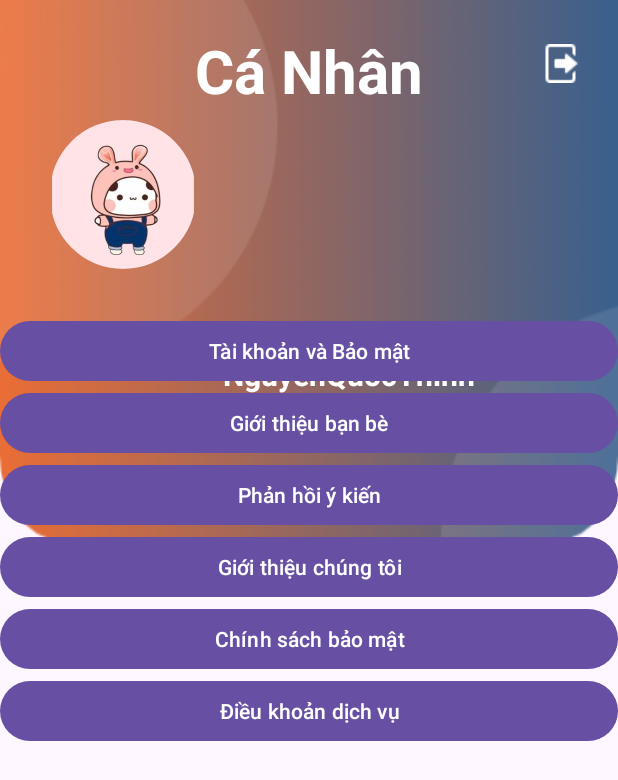
After one commit to QuocThinhNguyen/AppDocTruyen, an Android app: the TaiKhoan screen opened directly, with no data from a screen before it, on a phone screen of 412 x 824 dp. The commit adds this screen. Shown: the top 780 px of the screen. Run offline under Robolectric (Android 15) with nearby library versions, the phone set to English and light mode, and no system bars.

Commit message:
trang ca nhan

```diff
--- a/app/src/main/AndroidManifest.xml
+++ b/app/src/main/AndroidManifest.xml
@@ -13,6 +13,9 @@
         android:theme="@style/Theme.AppDocTruyen"
         tools:targetApi="31">
         <activity
+            android:name=".TaiKhoan"
+            android:exported="false" />
+        <activity
             android:name=".MainActivity"
             android:exported="true">
             <intent-filter>
--- /dev/null
+++ b/app/src/main/java/vn/iotstart/appdoctruyen/TaiKhoan.java
@@ -0,0 +1,14 @@
+package vn.iotstart.appdoctruyen;
+
+import androidx.appcompat.app.AppCompatActivity;
+
+import android.os.Bundle;
+
+public class TaiKhoan extends AppCompatActivity {
+
+    @Override
+    protected void onCreate(Bundle savedInstanceState) {
+        super.onCreate(savedInstanceState);
+        setContentView(R.layout.activity_tai_khoan);
+    }
+}
--- /dev/null
+++ b/app/src/main/res/layout/activity_tai_khoan.xml
@@ -0,0 +1,177 @@
+<?xml version="1.0" encoding="utf-8"?>
+<androidx.constraintlayout.widget.ConstraintLayout xmlns:android="http://schemas.android.com/apk/res/android"
+    xmlns:app="http://schemas.android.com/apk/res-auto"
+    xmlns:tools="http://schemas.android.com/tools"
+    android:layout_width="match_parent"
+    android:layout_height="match_parent"
+    tools:context=".TaiKhoan">
+
+    <androidx.constraintlayout.widget.ConstraintLayout
+        android:id="@+id/CsLayoutTop"
+        android:layout_width="match_parent"
+        android:layout_height="0dp"
+        app:layout_constraintStart_toStartOf="parent"
+        app:layout_constraintTop_toTopOf="parent">
+
+        <ImageView
+            android:id="@+id/bg_top"
+            android:layout_width="wrap_content"
+            android:layout_height="540px"
+            android:background="@drawable/top_background"
+            tools:ignore="MissingConstraints"
+            tools:layout_editor_absoluteX="0dp"
+            tools:layout_editor_absoluteY="0dp" />
+
+        <TextView
+            android:id="@+id/textView"
+            android:layout_width="wrap_content"
+            android:layout_height="wrap_content"
+            android:layout_marginTop="20dp"
+            android:text="Cá Nhân"
+            android:textColor="@color/white"
+            android:textSize="40dp"
+            android:textStyle="bold"
+            app:layout_constraintEnd_toEndOf="parent"
+            app:layout_constraintStart_toStartOf="parent"
+            app:layout_constraintTop_toTopOf="parent" />
+
+        <com.google.android.material.imageview.ShapeableImageView
+            android:id="@+id/imgAvatar"
+            android:layout_width="97dp"
+            android:layout_height="99dp"
+
+            android:layout_marginTop="80dp"
+            app:layout_constraintEnd_toEndOf="parent"
+            app:layout_constraintHorizontal_bias="0.105"
+            app:layout_constraintStart_toStartOf="@+id/bg_top"
+            app:layout_constraintTop_toTopOf="@+id/bg_top"
+            app:shapeAppearanceOverlay="@style/circle"
+            app:srcCompat="@drawable/avatar"
+            tools:ignore="ImageContrastCheck" />
+
+        <TextView
+            android:layout_width="wrap_content"
+            android:layout_height="wrap_content"
+            android:layout_marginStart="115dp"
+            android:layout_marginBottom="56dp"
+            android:text="NguyenQuocThinh"
+            android:textColor="@color/white"
+            android:textSize="20dp"
+            android:textStyle="bold"
+            android:id="@+id/tx_username"
+            app:layout_constraintBottom_toBottomOf="parent"
+            app:layout_constraintEnd_toEndOf="parent"
+            app:layout_constraintHorizontal_bias="0.0"
+            app:layout_constraintStart_toStartOf="@+id/imgAvatar"
+            app:layout_constraintTop_toBottomOf="@+id/textView"
+            app:layout_constraintVertical_bias="0.8" />
+
+        <TextView
+            android:layout_width="wrap_content"
+            android:layout_height="wrap_content"
+            android:layout_marginTop="8dp"
+            android:text="nguyenquocthinh@gmail.com"
+            android:textColor="@color/white"
+            android:textSize="15dp"
+            app:layout_constraintBottom_toBottomOf="parent"
+            app:layout_constraintEnd_toEndOf="parent"
+            app:layout_constraintHorizontal_bias="0.211"
+            app:layout_constraintStart_toEndOf="@+id/imgAvatar"
+            app:layout_constraintTop_toBottomOf="@+id/tx_username"
+            app:layout_constraintVertical_bias="0.026" />
+
+        <ImageView
+            android:id="@+id/imageView"
+            android:layout_width="wrap_content"
+            android:layout_height="wrap_content"
+            app:layout_constraintBottom_toBottomOf="parent"
+            app:layout_constraintEnd_toEndOf="parent"
+            app:layout_constraintHorizontal_bias="0.935"
+            app:layout_constraintStart_toStartOf="parent"
+            app:layout_constraintTop_toTopOf="parent"
+            app:layout_constraintVertical_bias="0.088"
+            app:srcCompat="@drawable/logout" />
+
+    </androidx.constraintlayout.widget.ConstraintLayout>
+
+    <androidx.constraintlayout.widget.ConstraintLayout
+        android:layout_width="match_parent"
+        android:layout_height="0dp"
+        android:layout_marginTop="210dp"
+        app:layout_constraintStart_toStartOf="@+id/CsLayoutTop"
+        app:layout_constraintTop_toTopOf="@+id/CsLayoutTop">
+
+        <LinearLayout
+            android:layout_width="match_parent"
+            android:layout_height="wrap_content"
+            android:orientation="vertical">
+
+            <LinearLayout
+                android:orientation="vertical"
+                android:layout_width="match_parent"
+                android:layout_height="wrap_content">
+                <Button
+                    android:layout_width="match_parent"
+                    android:layout_height="wrap_content"
+                    android:drawableStart="@drawable/account"
+                    android:drawableEnd="@drawable/arrow"
+                    android:id="@+id/btn_taiKhoanBaoMat"
+                    android:background="@null"
+                    android:text="Tài khoản và Bảo mật"/>
+
+            </LinearLayout>
+
+            <LinearLayout
+                android:orientation="vertical"
+                android:layout_width="match_parent"
+                android:layout_height="wrap_content">
+
+                <Button
+                    android:id="@+id/btn_gioiThieuBanBe"
+                    android:text="Giới thiệu bạn bè"
+                    android:layout_marginBottom="0dp"
+                    android:layout_width="match_parent"
+                    android:layout_height="wrap_content" />
+                <Button
+                    android:id="@+id/btn_phanHoi"
+                    android:layout_marginBottom="0dp"
+                    android:layout_width="match_parent"
+                    android:layout_height="wrap_content"
+                    android:text="Phản hồi ý kiến"/>
+                <Button
+                    android:id="@+id/btn_gioiThieu"
+                    android:layout_marginBottom="0dp"
+                    android:layout_width="match_parent"
+                    android:layout_height="wrap_content"
+                    android:text="Giới thiệu chúng tôi"/>
+            </LinearLayout>
+
+            <LinearLayout
+                android:layout_width="match_parent"
+                android:layout_height="wrap_content"
+                android:orientation="vertical">
+
+                <Button
+                    android:id="@+id/btn_chinhSach"
+                    android:layout_width="match_parent"
+                    android:layout_height="wrap_content"
+                    android:text="Chính sách bảo mật"/>
+                <Button
+                    android:id="@+id/btn_dichVu"
+                    android:layout_width="match_parent"
+                    android:layout_height="wrap_content"
+                    android:text="Điều khoản dịch vụ"/>
+
+            </LinearLayout>
+
+
+        </LinearLayout>
+
+
+
+
+
+    </androidx.constraintlayout.widget.ConstraintLayout>
+
+
+</androidx.constraintlayout.widget.ConstraintLayout>
--- a/app/src/main/res/values/themes.xml
+++ b/app/src/main/res/values/themes.xml
@@ -5,5 +5,8 @@
         <!-- <item name="colorPrimary">@color/my_light_primary</item> -->
     </style>
 
+    <style name="circle">
+        <item name="cornerSize">50%</item>
+    </style>
     <style name="Theme.AppDocTruyen" parent="Base.Theme.AppDocTruyen" />
 </resources>
```
Also changed, not shown: app/src/main/res/drawable/account.png (added), app/src/main/res/drawable/arrow.png (added), app/src/main/res/drawable/avatar.jpg (added), app/src/main/res/drawable/logout.png (added), app/src/main/res/drawable/top_background.png (added).
